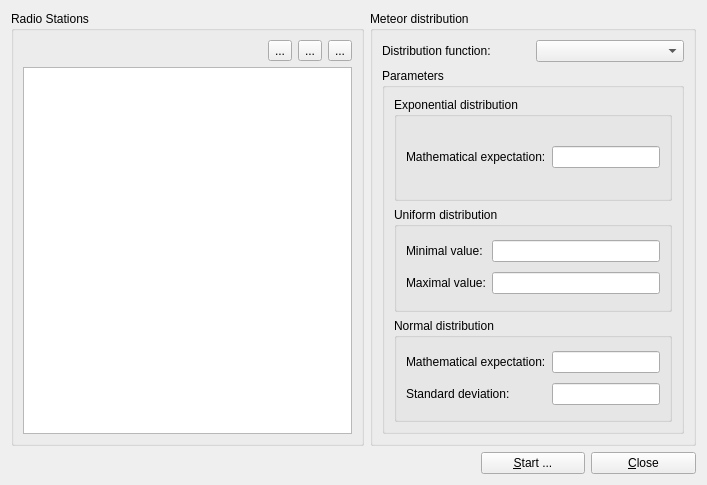
The window that src/gui/ui/meteor_radio_network_form.ui (YuriyRusinov/meteor_radio) describes before a commit, drawn with Qt 5.
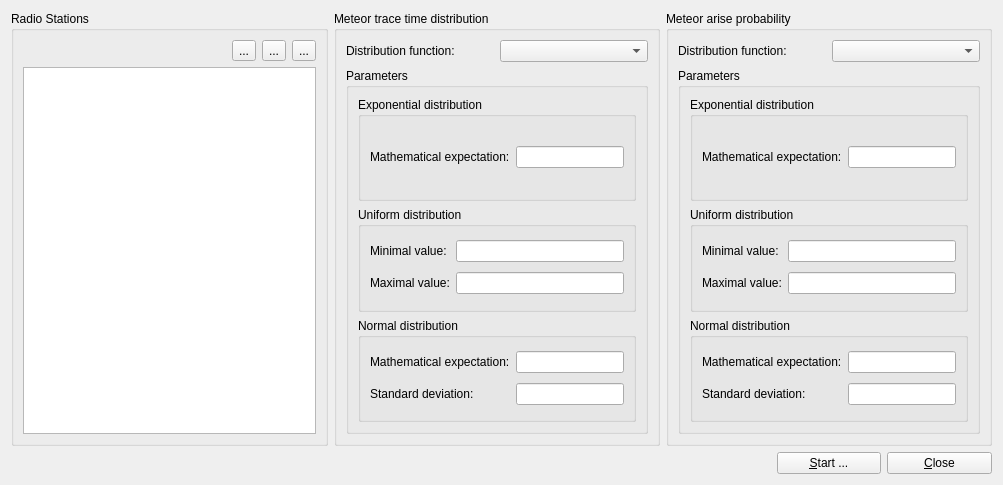
The same window after the commit.

Commit message: Parameters form was called.

What changed in the file:
```diff
--- a/src/gui/ui/meteor_radio_network_form.ui
+++ b/src/gui/ui/meteor_radio_network_form.ui
@@ -6,14 +6,14 @@
    <rect>
     <x>0</x>
     <y>0</y>
-    <width>707</width>
+    <width>1003</width>
     <height>485</height>
    </rect>
   </property>
   <property name="windowTitle">
    <string>Form</string>
   </property>
-  <layout class="QGridLayout" name="gridLayout_7">
+  <layout class="QGridLayout" name="gridLayout_11">
    <item row="0" column="0">
     <widget class="QGroupBox" name="gbStations">
      <property name="title">
@@ -60,10 +60,10 @@
      </layout>
     </widget>
    </item>
-   <item row="0" column="1" colspan="3">
-    <widget class="QGroupBox" name="gbMeteors">
+   <item row="0" column="1">
+    <widget class="QGroupBox" name="gbMeteorsTrace">
      <property name="title">
-      <string>Meteor distribution</string>
+      <string>Meteor trace time distribution</string>
      </property>
      <layout class="QGridLayout" name="gridLayout_6">
       <item row="0" column="0">
@@ -165,7 +165,112 @@
      </layout>
     </widget>
    </item>
-   <item row="1" column="0" colspan="2">
+   <item row="0" column="2" colspan="3">
+    <widget class="QGroupBox" name="gbMeteorArise">
+     <property name="title">
+      <string>Meteor arise probability</string>
+     </property>
+     <layout class="QGridLayout" name="gridLayout_12">
+      <item row="0" column="0">
+       <widget class="QLabel" name="lMeteorAriseDistribution">
+        <property name="text">
+         <string>&lt;html&gt;&lt;head/&gt;&lt;body&gt;&lt;p&gt;Distribution function:&lt;/p&gt;&lt;/body&gt;&lt;/html&gt;</string>
+        </property>
+       </widget>
+      </item>
+      <item row="0" column="1">
+       <widget class="QComboBox" name="cbMeteorAriseDistribution"/>
+      </item>
+      <item row="1" column="0" colspan="2">
+       <widget class="QGroupBox" name="gbDistrAParams">
+        <property name="title">
+         <string>Parameters</string>
+        </property>
+        <layout class="QGridLayout" name="gridLayout_7">
+         <item row="0" column="0">
+          <widget class="QGroupBox" name="gbAExponential">
+           <property name="title">
+            <string>Exponential distribution</string>
+           </property>
+           <layout class="QGridLayout" name="gridLayout_8">
+            <item row="0" column="0">
+             <widget class="QLabel" name="lAMathExp">
+              <property name="text">
+               <string>&lt;html&gt;&lt;head/&gt;&lt;body&gt;&lt;p&gt;Mathematical expectation:&lt;/p&gt;&lt;/body&gt;&lt;/html&gt;</string>
+              </property>
+             </widget>
+            </item>
+            <item row="0" column="1">
+             <widget class="QLineEdit" name="lEAMathExp"/>
+            </item>
+           </layout>
+          </widget>
+         </item>
+         <item row="1" column="0">
+          <widget class="QGroupBox" name="gbAUniform">
+           <property name="title">
+            <string>Uniform distribution</string>
+           </property>
+           <layout class="QGridLayout" name="gridLayout_9">
+            <item row="0" column="0">
+             <widget class="QLabel" name="lAMinimalValue">
+              <property name="text">
+               <string>&lt;html&gt;&lt;head/&gt;&lt;body&gt;&lt;p&gt;Minimal value:&lt;/p&gt;&lt;/body&gt;&lt;/html&gt;</string>
+              </property>
+             </widget>
+            </item>
+            <item row="0" column="1">
+             <widget class="QLineEdit" name="lEAMinimalValue"/>
+            </item>
+            <item row="1" column="0">
+             <widget class="QLabel" name="lAMaximalValue">
+              <property name="text">
+               <string>&lt;html&gt;&lt;head/&gt;&lt;body&gt;&lt;p&gt;Maximal value:&lt;/p&gt;&lt;/body&gt;&lt;/html&gt;</string>
+              </property>
+             </widget>
+            </item>
+            <item row="1" column="1">
+             <widget class="QLineEdit" name="lEAMaximalValue"/>
+            </item>
+           </layout>
+          </widget>
+         </item>
+         <item row="2" column="0">
+          <widget class="QGroupBox" name="gbANormal">
+           <property name="title">
+            <string>Normal distribution</string>
+           </property>
+           <layout class="QGridLayout" name="gridLayout_10">
+            <item row="0" column="0">
+             <widget class="QLabel" name="lMathematicalExpectationA">
+              <property name="text">
+               <string>&lt;html&gt;&lt;head/&gt;&lt;body&gt;&lt;p&gt;Mathematical expectation:&lt;/p&gt;&lt;/body&gt;&lt;/html&gt;</string>
+              </property>
+             </widget>
+            </item>
+            <item row="0" column="1">
+             <widget class="QLineEdit" name="lEMathematicalExpectationA"/>
+            </item>
+            <item row="1" column="0">
+             <widget class="QLabel" name="lStandardA">
+              <property name="text">
+               <string>&lt;html&gt;&lt;head/&gt;&lt;body&gt;&lt;p&gt;Standard deviation:&lt;/p&gt;&lt;/body&gt;&lt;/html&gt;</string>
+              </property>
+             </widget>
+            </item>
+            <item row="1" column="1">
+             <widget class="QLineEdit" name="lEStandardDevA"/>
+            </item>
+           </layout>
+          </widget>
+         </item>
+        </layout>
+       </widget>
+      </item>
+     </layout>
+    </widget>
+   </item>
+   <item row="1" column="0" colspan="3">
     <spacer name="hButtonsSpacer">
      <property name="orientation">
       <enum>Qt::Horizontal</enum>
@@ -178,14 +283,14 @@
      </property>
     </spacer>
    </item>
-   <item row="1" column="2">
+   <item row="1" column="3">
     <widget class="QPushButton" name="pbStartModel">
      <property name="text">
       <string>&amp;Start ...</string>
      </property>
     </widget>
    </item>
-   <item row="1" column="3">
+   <item row="1" column="4">
     <widget class="QPushButton" name="pbClose">
      <property name="text">
       <string>&amp;Close</string>
```
The commit also changes 3 other files.
